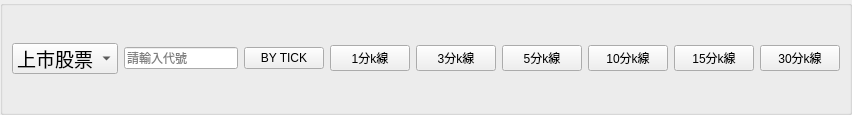
The window that M5Client/LayerTopMenu.ui (eye01/M5) describes before a commit, drawn with Qt 5.
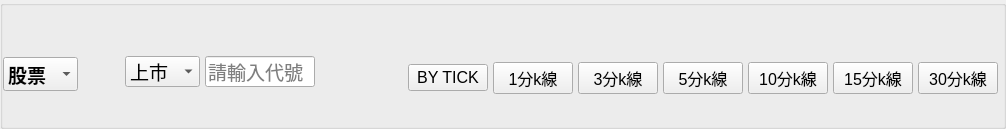
The same window after the commit. The open tabs and pages were chosen to show the change.

```diff
--- a/M5Client/LayerTopMenu.ui
+++ b/M5Client/LayerTopMenu.ui
@@ -6,14 +6,14 @@
    <rect>
     <x>0</x>
     <y>0</y>
-    <width>852</width>
-    <height>115</height>
+    <width>1006</width>
+    <height>129</height>
    </rect>
   </property>
   <property name="windowTitle">
    <string>Form</string>
   </property>
-  <layout class="QGridLayout" name="gridLayout">
+  <layout class="QGridLayout" name="gridLayout_4">
    <property name="leftMargin">
     <number>0</number>
    </property>
@@ -55,8 +55,244 @@
         <property name="alignment">
          <set>Qt::AlignCenter</set>
         </property>
+        <widget class="QComboBox" name="cbKind">
+         <property name="geometry">
+          <rect>
+           <x>3</x>
+           <y>57</y>
+           <width>75</width>
+           <height>34</height>
+          </rect>
+         </property>
+         <property name="minimumSize">
+          <size>
+           <width>75</width>
+           <height>0</height>
+          </size>
+         </property>
+         <property name="maximumSize">
+          <size>
+           <width>100</width>
+           <height>16777215</height>
+          </size>
+         </property>
+         <property name="font">
+          <font>
+           <pointsize>14</pointsize>
+           <weight>75</weight>
+           <bold>true</bold>
+          </font>
+         </property>
+         <item>
+          <property name="text">
+           <string>股票</string>
+          </property>
+         </item>
+         <item>
+          <property name="text">
+           <string>期貨</string>
+          </property>
+         </item>
+        </widget>
+        <widget class="QStackedWidget" name="stackSelectType">
+         <property name="geometry">
+          <rect>
+           <x>120</x>
+           <y>50</y>
+           <width>200</width>
+           <height>43</height>
+          </rect>
+         </property>
+         <property name="minimumSize">
+          <size>
+           <width>180</width>
+           <height>0</height>
+          </size>
+         </property>
+         <property name="maximumSize">
+          <size>
+           <width>200</width>
+           <height>16777215</height>
+          </size>
+         </property>
+         <property name="font">
+          <font>
+           <pointsize>14</pointsize>
+          </font>
+         </property>
+         <property name="currentIndex">
+          <number>1</number>
+         </property>
+         <widget class="QWidget" name="page">
+          <layout class="QHBoxLayout" name="horizontalLayout">
+           <property name="spacing">
+            <number>5</number>
+           </property>
+           <property name="leftMargin">
+            <number>5</number>
+           </property>
+           <property name="topMargin">
+            <number>0</number>
+           </property>
+           <property name="rightMargin">
+            <number>5</number>
+           </property>
+           <property name="bottomMargin">
+            <number>0</number>
+           </property>
+           <item>
+            <widget class="QComboBox" name="comboBox">
+             <property name="minimumSize">
+              <size>
+               <width>75</width>
+               <height>0</height>
+              </size>
+             </property>
+             <property name="maximumSize">
+              <size>
+               <width>100</width>
+               <height>16777215</height>
+              </size>
+             </property>
+             <property name="font">
+              <font>
+               <pointsize>14</pointsize>
+              </font>
+             </property>
+             <item>
+              <property name="text">
+               <string>上市</string>
+              </property>
+             </item>
+             <item>
+              <property name="text">
+               <string>上櫃</string>
+              </property>
+             </item>
+             <item>
+              <property name="text">
+               <string>興櫃</string>
+              </property>
+             </item>
+            </widget>
+           </item>
+           <item>
+            <widget class="QLineEdit" name="lineEdit">
+             <property name="minimumSize">
+              <size>
+               <width>100</width>
+               <height>0</height>
+              </size>
+             </property>
+             <property name="maximumSize">
+              <size>
+               <width>200</width>
+               <height>16777215</height>
+              </size>
+             </property>
+             <property name="font">
+              <font>
+               <pointsize>14</pointsize>
+              </font>
+             </property>
+             <property name="placeholderText">
+              <string>請輸入代號</string>
+             </property>
+            </widget>
+           </item>
+          </layout>
+         </widget>
+         <widget class="QWidget" name="page_2">
         <layout class="QGridLayout" name="gridLayout_2">
-         <item row="0" column="2">
+           <property name="leftMargin">
+            <number>0</number>
+           </property>
+           <property name="topMargin">
+            <number>0</number>
+           </property>
+           <property name="rightMargin">
+            <number>0</number>
+           </property>
+           <property name="bottomMargin">
+            <number>0</number>
+           </property>
+           <property name="horizontalSpacing">
+            <number>5</number>
+           </property>
+           <property name="verticalSpacing">
+            <number>0</number>
+           </property>
+           <item row="0" column="0">
+            <widget class="QComboBox" name="comboBox_2">
+             <property name="font">
+              <font>
+               <pointsize>14</pointsize>
+              </font>
+             </property>
+             <item>
+              <property name="text">
+               <string>股票期貨</string>
+              </property>
+             </item>
+             <item>
+              <property name="text">
+               <string>選擇權</string>
+              </property>
+             </item>
+            </widget>
+           </item>
+           <item row="0" column="1">
+            <widget class="QComboBox" name="comboBox_3">
+             <property name="font">
+              <font>
+               <pointsize>14</pointsize>
+              </font>
+             </property>
+             <item>
+              <property name="text">
+               <string>大台指</string>
+              </property>
+             </item>
+             <item>
+              <property name="text">
+               <string>小台指</string>
+              </property>
+             </item>
+            </widget>
+           </item>
+          </layout>
+         </widget>
+        </widget>
+        <widget class="QStackedWidget" name="stackSelectItem">
+         <property name="geometry">
+          <rect>
+           <x>403</x>
+           <y>33</y>
+           <width>600</width>
+           <height>91</height>
+          </rect>
+         </property>
+         <widget class="QWidget" name="page_3">
+          <layout class="QGridLayout" name="gridLayout">
+           <property name="leftMargin">
+            <number>5</number>
+           </property>
+           <property name="topMargin">
+            <number>0</number>
+           </property>
+           <property name="rightMargin">
+            <number>5</number>
+           </property>
+           <property name="bottomMargin">
+            <number>0</number>
+           </property>
+           <property name="horizontalSpacing">
+            <number>5</number>
+           </property>
+           <property name="verticalSpacing">
+            <number>0</number>
+           </property>
+           <item row="0" column="0">
           <widget class="QPushButton" name="btnTick">
            <property name="minimumSize">
             <size>
@@ -64,6 +300,11 @@
              <height>0</height>
             </size>
            </property>
+             <property name="font">
+              <font>
+               <pointsize>12</pointsize>
+              </font>
+             </property>
            <property name="text">
             <string>BY TICK</string>
            </property>
@@ -72,7 +313,7 @@
            </property>
           </widget>
          </item>
-         <item row="0" column="3">
+           <item row="0" column="1">
           <widget class="QPushButton" name="btn1k">
            <property name="minimumSize">
             <size>
@@ -80,6 +321,11 @@
              <height>0</height>
             </size>
            </property>
+             <property name="font">
+              <font>
+               <pointsize>12</pointsize>
+              </font>
+             </property>
            <property name="text">
             <string>1分k線</string>
            </property>
@@ -88,23 +334,7 @@
            </property>
           </widget>
          </item>
-         <item row="0" column="7">
-          <widget class="QPushButton" name="btn15k">
-           <property name="minimumSize">
-            <size>
-             <width>60</width>
-             <height>0</height>
-            </size>
-           </property>
-           <property name="text">
-            <string>15分k線</string>
-           </property>
-           <property name="checkable">
-            <bool>true</bool>
-           </property>
-          </widget>
-         </item>
-         <item row="0" column="4">
+           <item row="0" column="2">
           <widget class="QPushButton" name="btn3k">
            <property name="minimumSize">
             <size>
@@ -112,6 +342,11 @@
              <height>0</height>
             </size>
            </property>
+             <property name="font">
+              <font>
+               <pointsize>12</pointsize>
+              </font>
+             </property>
            <property name="text">
             <string>3分k線</string>
            </property>
@@ -120,7 +355,7 @@
            </property>
           </widget>
          </item>
-         <item row="0" column="5">
+           <item row="0" column="3">
           <widget class="QPushButton" name="btn5k">
            <property name="minimumSize">
             <size>
@@ -128,6 +363,11 @@
              <height>0</height>
             </size>
            </property>
+             <property name="font">
+              <font>
+               <pointsize>12</pointsize>
+              </font>
+             </property>
            <property name="text">
             <string>5分k線</string>
            </property>
@@ -136,7 +376,7 @@
            </property>
           </widget>
          </item>
-         <item row="0" column="6">
+           <item row="0" column="4">
           <widget class="QPushButton" name="btn10k">
            <property name="minimumSize">
             <size>
@@ -144,6 +384,11 @@
              <height>0</height>
             </size>
            </property>
+             <property name="font">
+              <font>
+               <pointsize>12</pointsize>
+              </font>
+             </property>
            <property name="text">
             <string>10分k線</string>
            </property>
@@ -152,62 +397,28 @@
            </property>
           </widget>
          </item>
-         <item row="0" column="0">
-          <widget class="QComboBox" name="comboBox">
+           <item row="0" column="5">
+            <widget class="QPushButton" name="btn15k">
            <property name="minimumSize">
             <size>
-             <width>100</width>
+               <width>60</width>
              <height>0</height>
             </size>
            </property>
-           <property name="maximumSize">
-            <size>
-             <width>300</width>
-             <height>16777215</height>
-            </size>
-           </property>
            <property name="font">
             <font>
-             <pointsize>14</pointsize>
-            </font>
-           </property>
-           <item>
+               <pointsize>12</pointsize>
+              </font>
+             </property>
             <property name="text">
-             <string>上市股票</string>
-            </property>
-           </item>
-           <item>
-            <property name="text">
-             <string>上櫃股票</string>
-            </property>
-           </item>
-           <item>
-            <property name="text">
-             <string>期貨</string>
-            </property>
-           </item>
-          </widget>
-         </item>
-         <item row="0" column="1">
-          <widget class="QLineEdit" name="lineEdit">
-           <property name="minimumSize">
-            <size>
-             <width>80</width>
-             <height>0</height>
-            </size>
-           </property>
-           <property name="maximumSize">
-            <size>
-             <width>200</width>
-             <height>16777215</height>
-            </size>
-           </property>
-           <property name="placeholderText">
-            <string>請輸入代號</string>
-           </property>
-          </widget>
-         </item>
-         <item row="0" column="8">
+              <string>15分k線</string>
+             </property>
+             <property name="checkable">
+              <bool>true</bool>
+             </property>
+            </widget>
+           </item>
+           <item row="0" column="6">
           <widget class="QPushButton" name="btn30k">
            <property name="minimumSize">
             <size>
@@ -215,6 +426,11 @@
              <height>0</height>
             </size>
            </property>
+             <property name="font">
+              <font>
+               <pointsize>12</pointsize>
+              </font>
+             </property>
            <property name="text">
             <string>30分k線</string>
            </property>
@@ -224,6 +440,9 @@
           </widget>
          </item>
         </layout>
+         </widget>
+         <widget class="QWidget" name="page_4"/>
+        </widget>
        </widget>
       </item>
      </layout>
```
Lines whose indentation alone changed are shown as unchanged.
